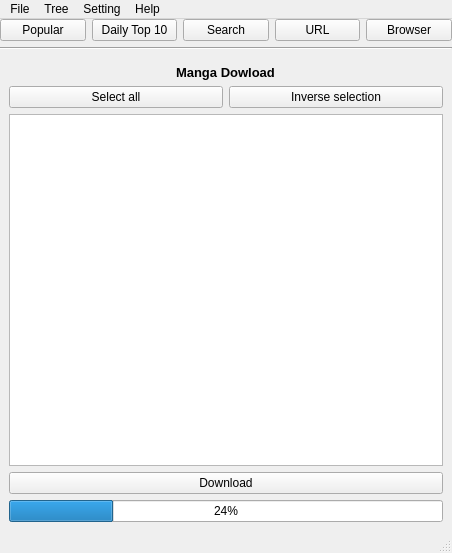
Qt form dialogs/main.ui (m-haisham/MangaK-UI) before a commit.
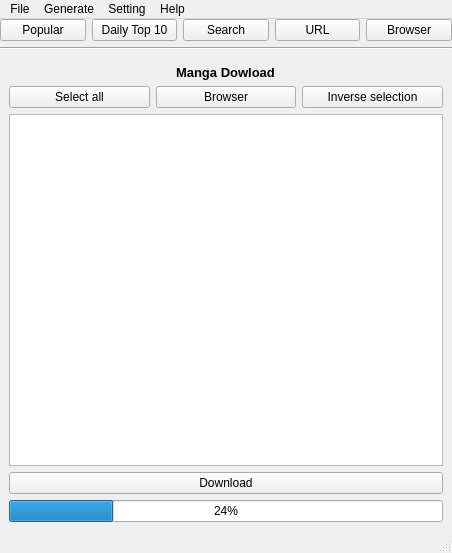
The same form after that commit. The open tabs and pages were chosen to show the change.

```diff
--- a/dialogs/main.ui
+++ b/dialogs/main.ui
@@ -416,6 +416,13 @@
                    </property>
                   </widget>
                  </item>
+                 <item>
+                  <widget class="QPushButton" name="ChapterBrowserPushButton">
+                   <property name="text">
+                    <string>Browser</string>
+                   </property>
+                  </widget>
+                 </item>
                  <item>
                   <widget class="QPushButton" name="inverseSelectedMangaButton">
                    <property name="text">
@@ -999,7 +1006,7 @@
    </widget>
    <widget class="QMenu" name="menuTree">
     <property name="title">
-     <string>Tree</string>
+     <string>Generate</string>
     </property>
     <addaction name="actionGenerate"/>
    </widget>
```
Left out of the diff: 19 changed lines with no effect on the pictures.
